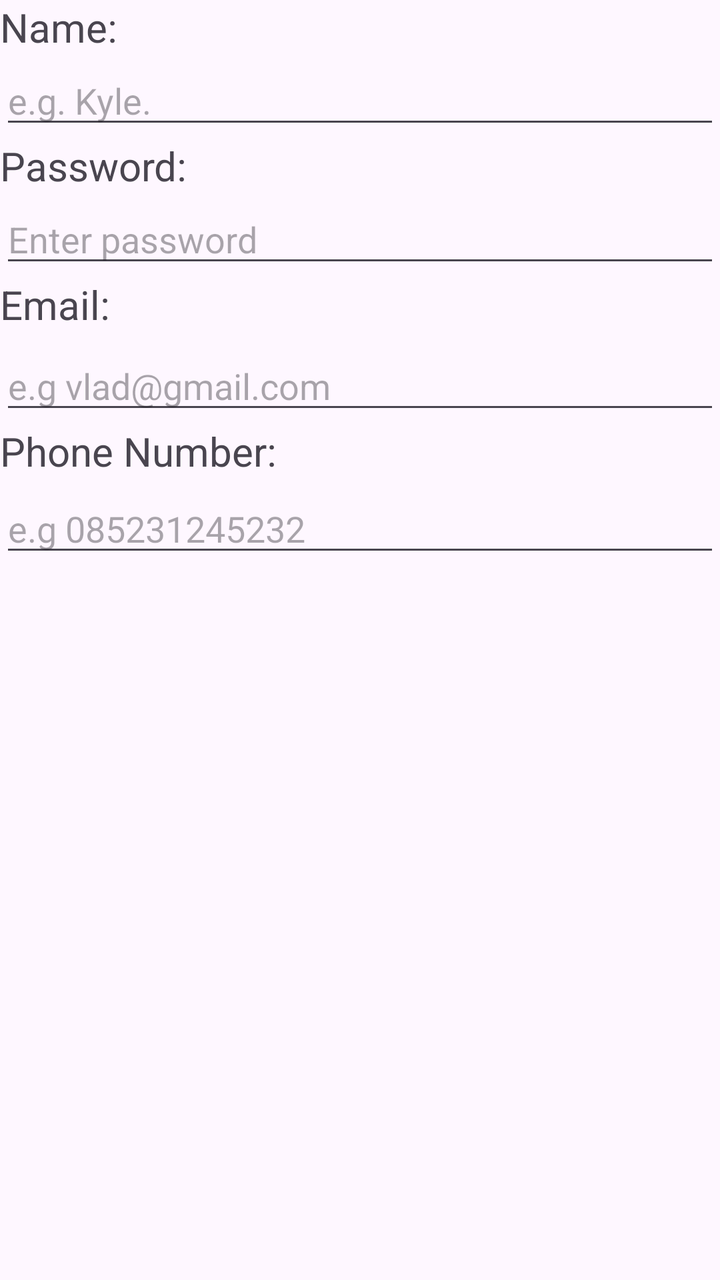
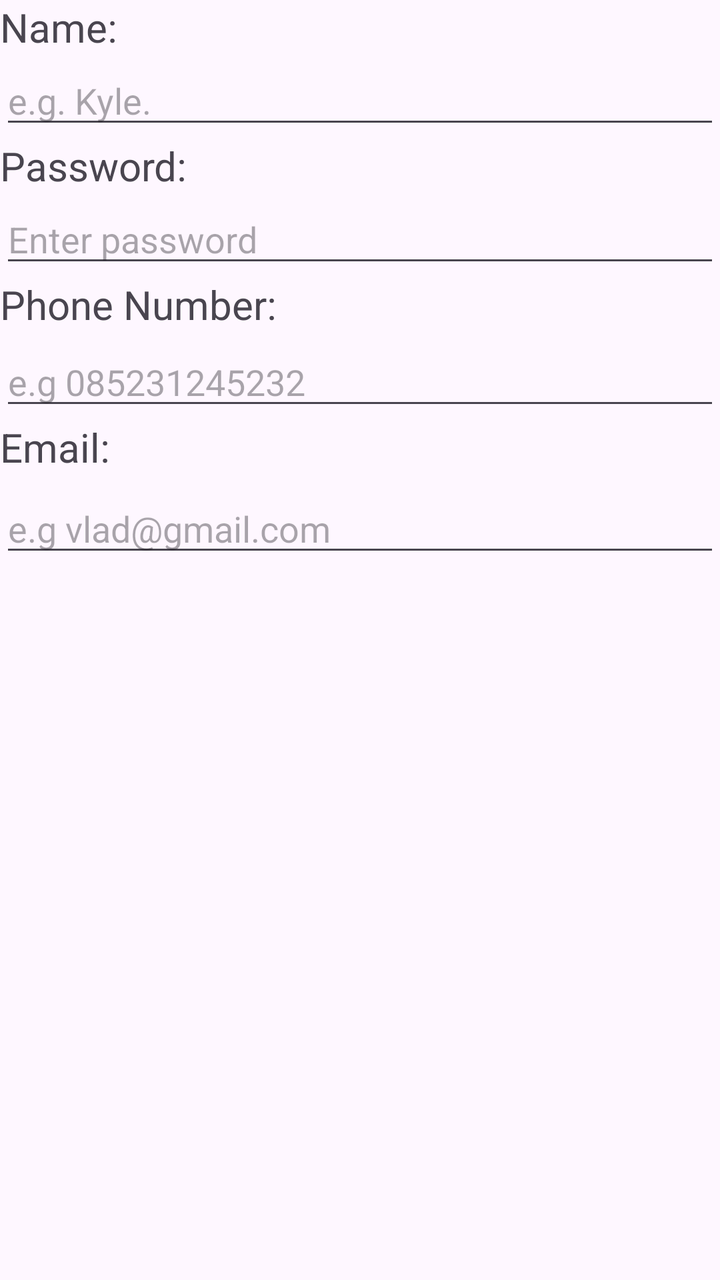

Screens rendered from an Android XML layout before and after an edit, with the pre-edit source and the edit as a unified diff.
<!-- AndroidManifest.xml: activity theme Theme.Lab1 -->
<!-- res/layout/activity_main.xml -->
<?xml version="1.0" encoding="utf-8"?>
<androidx.coordinatorlayout.widget.CoordinatorLayout xmlns:android="http://schemas.android.com/apk/res/android"
    xmlns:app="http://schemas.android.com/apk/res-auto"
    xmlns:tools="http://schemas.android.com/tools"
    android:id="@+id/main"
    android:layout_width="match_parent"
    android:layout_height="match_parent"
    android:fitsSystemWindows="true"
    tools:context=".MainActivity">

    <LinearLayout
        android:layout_width="match_parent"
        android:layout_height="match_parent"
        android:orientation="vertical">

        <TextView
            android:id="@+id/textView5"
            android:layout_width="match_parent"
            android:layout_height="28dp"
            android:text="Name:"
            android:textSize="20sp" />

        <EditText
            android:id="@+id/editTextText4"
            android:layout_width="match_parent"
            android:layout_height="wrap_content"
            android:ems="10"
            android:hint="e.g. Kyle."
            android:inputType="text" />
        <TextView
            android:id="@+id/textView6"
            android:layout_width="match_parent"
            android:layout_height="28dp"
            android:text="Password:"
            android:textSize="20sp" />

        <EditText
            android:id="@+id/editTextTextPassword"
            android:layout_width="match_parent"
            android:layout_height="wrap_content"
            android:ems="10"
            android:hint="Enter password"
            android:inputType="textPassword" />

        <TextView
            android:id="@+id/editTextText5"
            android:layout_width="match_parent"
            android:layout_height="32dp"
            android:ems="10"
            android:inputType="text"
            android:text="Email:"
            android:textSize="20sp" />

        <EditText
            android:id="@+id/editTextTextEmailAddress2"
            android:layout_width="match_parent"
            android:layout_height="wrap_content"
            android:ems="10"
            android:hint="e.g vlad@gmail.com"
            android:inputType="textEmailAddress" />

        <TextView
            android:id="@+id/textView7"
            android:layout_width="match_parent"
            android:layout_height="30dp"
            android:text="Phone Number:"
            android:textSize="20sp" />

        <EditText
            android:id="@+id/editTextPhone"
            android:layout_width="match_parent"
            android:layout_height="wrap_content"
            android:ems="10"
            android:hint="e.g 085231245232"
            android:inputType="phone" />


    </LinearLayout>

</androidx.coordinatorlayout.widget.CoordinatorLayout>
<!-- resources referenced by this layout -->
<resources>
  <style name="Theme.Lab1" parent="Base.Theme.Lab1" />
  <style name="Base.Theme.Lab1" parent="Theme.Material3.DayNight.NoActionBar">
          
          
      </style>
</resources>

<!-- the commit's change to res/layout/activity_main.xml (unified diff, before → after) -->
@@ -43,6 +43,21 @@
             android:inputType="textPassword" />
 
         <TextView
+            android:id="@+id/textView7"
+            android:layout_width="match_parent"
+            android:layout_height="30dp"
+            android:text="Phone Number:"
+            android:textSize="20sp" />
+
+        <EditText
+            android:id="@+id/editTextPhone"
+            android:layout_width="match_parent"
+            android:layout_height="wrap_content"
+            android:ems="10"
+            android:hint="e.g 085231245232"
+            android:inputType="phone" />
+
+        <TextView
             android:id="@+id/editTextText5"
             android:layout_width="match_parent"
             android:layout_height="32dp"
@@ -59,20 +74,6 @@
             android:hint="e.g vlad@gmail.com"
             android:inputType="textEmailAddress" />
 
-        <TextView
-            android:id="@+id/textView7"
-            android:layout_width="match_parent"
-            android:layout_height="30dp"
-            android:text="Phone Number:"
-            android:textSize="20sp" />
-
-        <EditText
-            android:id="@+id/editTextPhone"
-            android:layout_width="match_parent"
-            android:layout_height="wrap_content"
-            android:ems="10"
-            android:hint="e.g 085231245232"
-            android:inputType="phone" />
 
 
     </LinearLayout>
